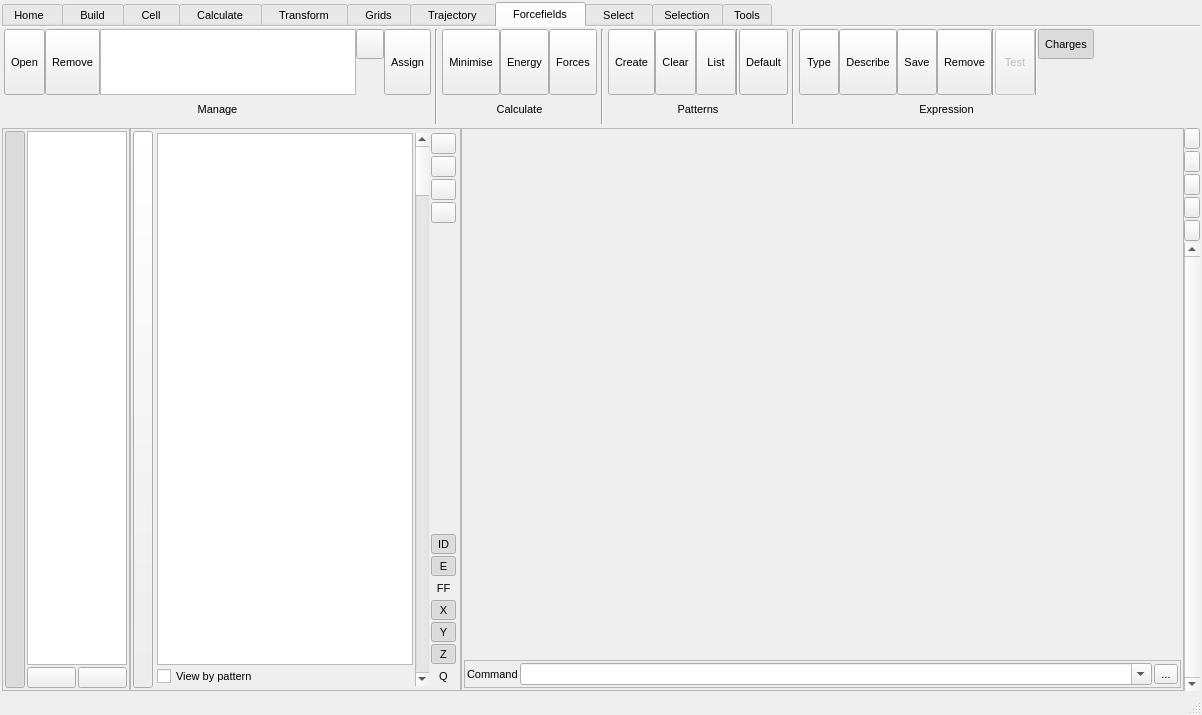
Above: src/gui/mainwindow.ui from trisyoungs/aten before the change. Below: the same form after it.
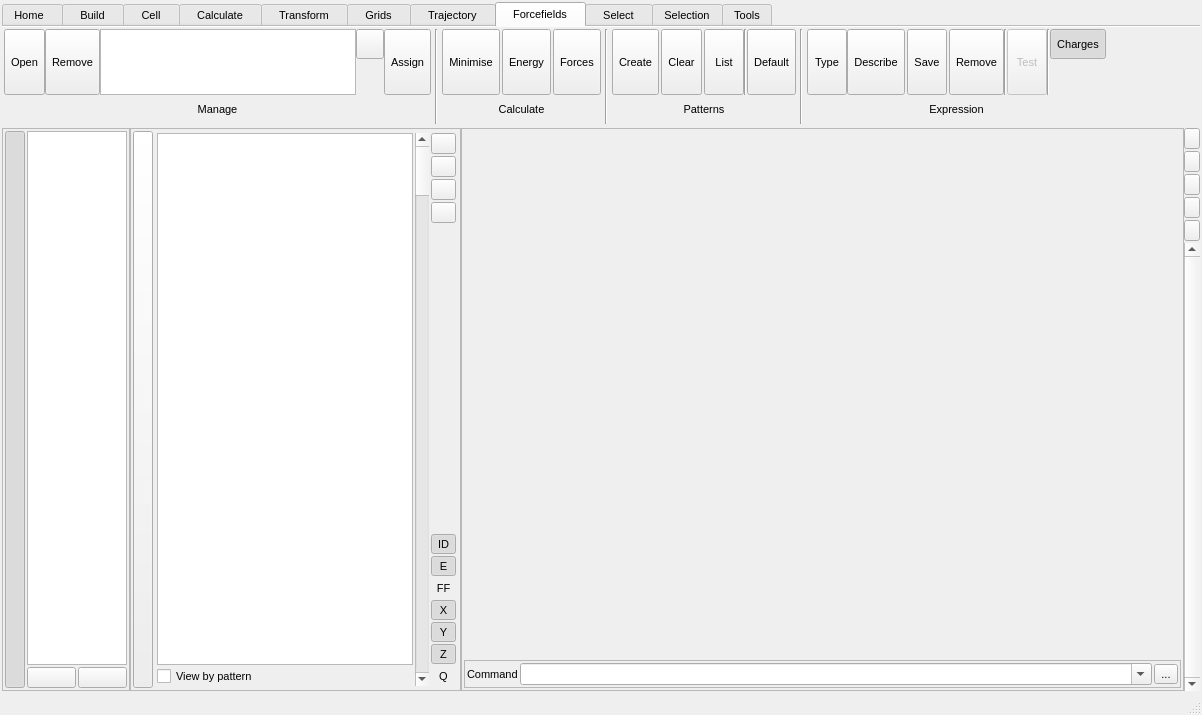
That is the form after the change. The open tabs and pages were chosen to show the change. Icons and pictures are not drawn. Custom widgets are drawn as their Qt base class.

Commit message: Improved dynamic layout of widgets.

```diff
--- a/src/gui/mainwindow.ui
+++ b/src/gui/mainwindow.ui
@@ -7037,7 +7037,35 @@
         </item>
         <item>
          <layout class="QGridLayout" name="gridLayout_23">
+          <item row="1" column="0" colspan="2">
+           <widget class="QLabel" name="label_38">
+            <property name="text">
+             <string>Calculate</string>
+            </property>
+            <property name="alignment">
+             <set>Qt::AlignCenter</set>
+            </property>
+           </widget>
+          </item>
           <item row="0" column="0">
+           <widget class="TDynamicWidget" name="widget_5" native="true">
+            <layout class="QHBoxLayout" name="horizontalLayout_15">
+             <property name="spacing">
+              <number>2</number>
+             </property>
+             <property name="leftMargin">
+              <number>0</number>
+             </property>
+             <property name="topMargin">
+              <number>0</number>
+             </property>
+             <property name="rightMargin">
+              <number>0</number>
+             </property>
+             <property name="bottomMargin">
+              <number>0</number>
+             </property>
+             <item>
            <widget class="TMenuButton" name="ForcefieldsCalculateMinimiseButton">
             <property name="sizePolicy">
              <sizepolicy hsizetype="Preferred" vsizetype="Fixed">
@@ -7095,65 +7123,7 @@
             </property>
            </widget>
           </item>
-          <item row="0" column="2">
-           <widget class="TMenuButton" name="ForcefieldsCalculateForcesButton">
-            <property name="sizePolicy">
-             <sizepolicy hsizetype="Preferred" vsizetype="Fixed">
-              <horstretch>0</horstretch>
-              <verstretch>0</verstretch>
-             </sizepolicy>
-            </property>
-            <property name="minimumSize">
-             <size>
-              <width>40</width>
-              <height>66</height>
-             </size>
-            </property>
-            <property name="maximumSize">
-             <size>
-              <width>128</width>
-              <height>66</height>
-             </size>
-            </property>
-            <property name="font">
-             <font>
-              <pointsize>8</pointsize>
-             </font>
-            </property>
-            <property name="toolTip">
-             <string>Calculate the current forces for the current model</string>
-            </property>
-            <property name="text">
-             <string>Forces</string>
-            </property>
-            <property name="icon">
-             <iconset resource="icons.qrc">
-              <normaloff>:/forcefield/icons/forcefield_forces.svg</normaloff>:/forcefield/icons/forcefield_forces.svg</iconset>
-            </property>
-            <property name="iconSize">
-             <size>
-              <width>30</width>
-              <height>30</height>
-             </size>
-            </property>
-            <property name="checkable">
-             <bool>true</bool>
-            </property>
-            <property name="checked">
-             <bool>false</bool>
-            </property>
-            <property name="autoExclusive">
-             <bool>false</bool>
-            </property>
-            <property name="toolButtonStyle">
-             <enum>Qt::ToolButtonTextUnderIcon</enum>
-            </property>
-            <property name="autoRaise">
-             <bool>false</bool>
-            </property>
-           </widget>
-          </item>
-          <item row="0" column="1">
+             <item>
            <widget class="TMenuButton" name="ForcefieldsCalculateEnergyButton">
             <property name="sizePolicy">
              <sizepolicy hsizetype="Preferred" vsizetype="Fixed">
@@ -7211,14 +7181,65 @@
             </property>
            </widget>
           </item>
-          <item row="1" column="0" colspan="3">
-           <widget class="QLabel" name="label_38">
+             <item>
+              <widget class="TMenuButton" name="ForcefieldsCalculateForcesButton">
+               <property name="sizePolicy">
+                <sizepolicy hsizetype="Preferred" vsizetype="Fixed">
+                 <horstretch>0</horstretch>
+                 <verstretch>0</verstretch>
+                </sizepolicy>
+               </property>
+               <property name="minimumSize">
+                <size>
+                 <width>40</width>
+                 <height>66</height>
+                </size>
+               </property>
+               <property name="maximumSize">
+                <size>
+                 <width>128</width>
+                 <height>66</height>
+                </size>
+               </property>
+               <property name="font">
+                <font>
+                 <pointsize>8</pointsize>
+                </font>
+               </property>
+               <property name="toolTip">
+                <string>Calculate the current forces for the current model</string>
+               </property>
             <property name="text">
-             <string>Calculate</string>
-            </property>
-            <property name="alignment">
-             <set>Qt::AlignCenter</set>
-            </property>
+                <string>Forces</string>
+               </property>
+               <property name="icon">
+                <iconset resource="icons.qrc">
+                 <normaloff>:/forcefield/icons/forcefield_forces.svg</normaloff>:/forcefield/icons/forcefield_forces.svg</iconset>
+               </property>
+               <property name="iconSize">
+                <size>
+                 <width>30</width>
+                 <height>30</height>
+                </size>
+               </property>
+               <property name="checkable">
+                <bool>true</bool>
+               </property>
+               <property name="checked">
+                <bool>false</bool>
+               </property>
+               <property name="autoExclusive">
+                <bool>false</bool>
+               </property>
+               <property name="toolButtonStyle">
+                <enum>Qt::ToolButtonTextUnderIcon</enum>
+               </property>
+               <property name="autoRaise">
+                <bool>false</bool>
+               </property>
+              </widget>
+             </item>
+            </layout>
            </widget>
           </item>
          </layout>
@@ -7232,65 +7253,7 @@
         </item>
         <item>
          <layout class="QGridLayout" name="gridLayout_21">
-          <item row="0" column="1">
-           <widget class="TMenuButton" name="ForcefieldsPatternsClearButton">
-            <property name="sizePolicy">
-             <sizepolicy hsizetype="Preferred" vsizetype="Fixed">
-              <horstretch>0</horstretch>
-              <verstretch>0</verstretch>
-             </sizepolicy>
-            </property>
-            <property name="minimumSize">
-             <size>
-              <width>40</width>
-              <height>66</height>
-             </size>
-            </property>
-            <property name="maximumSize">
-             <size>
-              <width>128</width>
-              <height>66</height>
-             </size>
-            </property>
-            <property name="font">
-             <font>
-              <pointsize>8</pointsize>
-             </font>
-            </property>
-            <property name="toolTip">
-             <string>Clear patterns from current model</string>
-            </property>
-            <property name="text">
-             <string>Clear</string>
-            </property>
-            <property name="icon">
-             <iconset resource="icons.qrc">
-              <normaloff>:/forcefield/icons/patterns_clear.svg</normaloff>:/forcefield/icons/patterns_clear.svg</iconset>
-            </property>
-            <property name="iconSize">
-             <size>
-              <width>30</width>
-              <height>30</height>
-             </size>
-            </property>
-            <property name="checkable">
-             <bool>false</bool>
-            </property>
-            <property name="checked">
-             <bool>false</bool>
-            </property>
-            <property name="autoExclusive">
-             <bool>false</bool>
-            </property>
-            <property name="toolButtonStyle">
-             <enum>Qt::ToolButtonTextUnderIcon</enum>
-            </property>
-            <property name="autoRaise">
-             <bool>false</bool>
-            </property>
-           </widget>
-          </item>
-          <item row="1" column="0" colspan="5">
+          <item row="1" column="0" colspan="3">
            <widget class="QLabel" name="label_34">
             <property name="text">
              <string>Patterns</string>
@@ -7300,7 +7263,90 @@
             </property>
            </widget>
           </item>
+          <item row="0" column="2">
+           <widget class="TMenuButton" name="ForcefieldsPatternsDefaultButton">
+            <property name="sizePolicy">
+             <sizepolicy hsizetype="Preferred" vsizetype="Fixed">
+              <horstretch>0</horstretch>
+              <verstretch>0</verstretch>
+             </sizepolicy>
+            </property>
+            <property name="minimumSize">
+             <size>
+              <width>40</width>
+              <height>66</height>
+             </size>
+            </property>
+            <property name="maximumSize">
+             <size>
+              <width>128</width>
+              <height>66</height>
+             </size>
+            </property>
+            <property name="font">
+             <font>
+              <pointsize>8</pointsize>
+             </font>
+            </property>
+            <property name="toolTip">
+             <string>Assign default pattern to current model</string>
+            </property>
+            <property name="text">
+             <string>Default</string>
+            </property>
+            <property name="icon">
+             <iconset resource="icons.qrc">
+              <normaloff>:/forcefield/icons/patterns_default.svg</normaloff>:/forcefield/icons/patterns_default.svg</iconset>
+            </property>
+            <property name="iconSize">
+             <size>
+              <width>30</width>
+              <height>30</height>
+             </size>
+            </property>
+            <property name="checkable">
+             <bool>true</bool>
+            </property>
+            <property name="checked">
+             <bool>false</bool>
+            </property>
+            <property name="autoExclusive">
+             <bool>false</bool>
+            </property>
+            <property name="toolButtonStyle">
+             <enum>Qt::ToolButtonTextUnderIcon</enum>
+            </property>
+            <property name="autoRaise">
+             <bool>false</bool>
+            </property>
+           </widget>
+          </item>
+          <item row="0" column="1">
+           <widget class="Line" name="line_15">
+            <property name="orientation">
+             <enum>Qt::Vertical</enum>
+            </property>
+           </widget>
+          </item>
           <item row="0" column="0">
+           <widget class="TDynamicWidget" name="widget_6" native="true">
+            <layout class="QHBoxLayout" name="horizontalLayout_19">
+             <property name="spacing">
+              <number>2</number>
+             </property>
+             <property name="leftMargin">
+              <number>0</number>
+             </property>
+             <property name="topMargin">
+              <number>0</number>
+             </property>
+             <property name="rightMargin">
+              <number>0</number>
+             </property>
+             <property name="bottomMargin">
+              <number>0</number>
+             </property>
+             <item>
            <widget class="TMenuButton" name="ForcefieldsPatternsCreateButton">
             <property name="sizePolicy">
              <sizepolicy hsizetype="Preferred" vsizetype="Fixed">
@@ -7358,7 +7404,65 @@
             </property>
            </widget>
           </item>
-          <item row="0" column="2">
+             <item>
+              <widget class="TMenuButton" name="ForcefieldsPatternsClearButton">
+               <property name="sizePolicy">
+                <sizepolicy hsizetype="Preferred" vsizetype="Fixed">
+                 <horstretch>0</horstretch>
+                 <verstretch>0</verstretch>
+                </sizepolicy>
+               </property>
+               <property name="minimumSize">
+                <size>
+                 <width>40</width>
+                 <height>66</height>
+                </size>
+               </property>
+               <property name="maximumSize">
+                <size>
+                 <width>128</width>
+                 <height>66</height>
+                </size>
+               </property>
+               <property name="font">
+                <font>
+                 <pointsize>8</pointsize>
+                </font>
+               </property>
+               <property name="toolTip">
+                <string>Clear patterns from current model</string>
+               </property>
+               <property name="text">
+                <string>Clear</string>
+               </property>
+               <property name="icon">
+                <iconset resource="icons.qrc">
+                 <normaloff>:/forcefield/icons/patterns_clear.svg</normaloff>:/forcefield/icons/patterns_clear.svg</iconset>
+               </property>
+               <property name="iconSize">
+                <size>
+                 <width>30</width>
+                 <height>30</height>
+                </size>
+               </property>
+               <property name="checkable">
+                <bool>false</bool>
+               </property>
+               <property name="checked">
+                <bool>false</bool>
+               </property>
+               <property name="autoExclusive">
+                <bool>false</bool>
+               </property>
+               <property name="toolButtonStyle">
+                <enum>Qt::ToolButtonTextUnderIcon</enum>
+               </property>
+               <property name="autoRaise">
+                <bool>false</bool>
+               </property>
+              </widget>
+             </item>
+             <item>
            <widget class="TMenuButton" name="ForcefieldsPatternsListButton">
             <property name="sizePolicy">
              <sizepolicy hsizetype="Preferred" vsizetype="Fixed">
@@ -7416,69 +7520,7 @@
             </property>
            </widget>
           </item>
-          <item row="0" column="4">
-           <widget class="TMenuButton" name="ForcefieldsPatternsDefaultButton">
-            <property name="sizePolicy">
-             <sizepolicy hsizetype="Preferred" vsizetype="Fixed">
-              <horstretch>0</horstretch>
-              <verstretch>0</verstretch>
-             </sizepolicy>
-            </property>
-            <property name="minimumSize">
-             <size>
-              <width>40</width>
-              <height>66</height>
-             </size>
-            </property>
-            <property name="maximumSize">
-             <size>
-              <width>128</width>
-              <height>66</height>
-             </size>
-            </property>
-            <property name="font">
-             <font>
-              <pointsize>8</pointsize>
-             </font>
-            </property>
-            <property name="toolTip">
-             <string>Assign default pattern to current model</string>
-            </property>
-            <property name="text">
-             <string>Default</string>
-            </property>
-            <property name="icon">
-             <iconset resource="icons.qrc">
-              <normaloff>:/forcefield/icons/patterns_default.svg</normaloff>:/forcefield/icons/patterns_default.svg</iconset>
-            </property>
-            <property name="iconSize">
-             <size>
-              <width>30</width>
-              <height>30</height>
-             </size>
-            </property>
-            <property name="checkable">
-             <bool>true</bool>
-            </property>
-            <property name="checked">
-             <bool>false</bool>
-            </property>
-            <property name="autoExclusive">
-             <bool>false</bool>
-            </property>
-            <property name="toolButtonStyle">
-             <enum>Qt::ToolButtonTextUnderIcon</enum>
-            </property>
-            <property name="autoRaise">
-             <bool>false</bool>
-            </property>
-           </widget>
-          </item>
-          <item row="0" column="3">
-           <widget class="Line" name="line_15">
-            <property name="orientation">
-             <enum>Qt::Vertical</enum>
-            </property>
+            </layout>
            </widget>
           </item>
          </layout>
@@ -7492,7 +7534,7 @@
         </item>
         <item>
          <layout class="QGridLayout" name="gridLayout_22">
-          <item row="2" column="0" colspan="8">
+          <item row="2" column="0" colspan="6">
            <widget class="QLabel" name="label_36">
             <property name="text">
              <string>Expression</string>
@@ -7560,130 +7602,14 @@
             </property>
            </widget>
           </item>
-          <item row="0" column="1" rowspan="2">
-           <widget class="TMenuButton" name="ForcefieldsExpressionDescribeButton">
-            <property name="sizePolicy">
-             <sizepolicy hsizetype="Preferred" vsizetype="Fixed">
-              <horstretch>0</horstretch>
-              <verstretch>0</verstretch>
-             </sizepolicy>
-            </property>
-            <property name="minimumSize">
-             <size>
-              <width>40</width>
-              <height>66</height>
-             </size>
-            </property>
-            <property name="maximumSize">
-             <size>
-              <width>128</width>
-              <height>66</height>
-             </size>
-            </property>
-            <property name="font">
-             <font>
-              <pointsize>8</pointsize>
-             </font>
-            </property>
-            <property name="toolTip">
-             <string>Create a full energy expression for the current model</string>
-            </property>
-            <property name="text">
-             <string>Describe</string>
-            </property>
-            <property name="icon">
-             <iconset resource="icons.qrc">
-              <normaloff>:/expression/icons/expression_describe.svg</normaloff>:/expression/icons/expression_describe.svg</iconset>
-            </property>
-            <property name="iconSize">
-             <size>
-              <width>30</width>
-              <height>30</height>
-             </size>
-            </property>
-            <property name="checkable">
-             <bool>false</bool>
-            </property>
-            <property name="checked">
-             <bool>false</bool>
-            </property>
-            <property name="autoExclusive">
-             <bool>false</bool>
-            </property>
-            <property name="toolButtonStyle">
-             <enum>Qt::ToolButtonTextUnderIcon</enum>
-            </property>
-            <property name="autoRaise">
-             <bool>false</bool>
-            </property>
-           </widget>
-          </item>
-          <item row="0" column="3" rowspan="2">
-           <widget class="TMenuButton" name="ForcefieldsExpressionRemoveButton">
-            <property name="sizePolicy">
-             <sizepolicy hsizetype="Preferred" vsizetype="Fixed">
-              <horstretch>0</horstretch>
-              <verstretch>0</verstretch>
-             </sizepolicy>
-            </property>
-            <property name="minimumSize">
-             <size>
-              <width>40</width>
-              <height>66</height>
-             </size>
-            </property>
-            <property name="maximumSize">
-             <size>
-              <width>128</width>
-              <height>66</height>
-             </size>
-            </property>
-            <property name="font">
-             <font>
-              <pointsize>8</pointsize>
-             </font>
-            </property>
-            <property name="toolTip">
-             <string>Clear the expression for the current model</string>
-            </property>
-            <property name="text">
-             <string>Remove</string>
-            </property>
-            <property name="icon">
-             <iconset resource="icons.qrc">
-              <normaloff>:/expression/icons/expression_remove.svg</normaloff>:/expression/icons/expression_remove.svg</iconset>
-            </property>
-            <property name="iconSize">
-             <size>
-              <width>30</width>
-              <height>30</height>
-             </size>
-            </property>
-            <property name="checkable">
-             <bool>false</bool>
-            </property>
-            <property name="checked">
-             <bool>false</bool>
-            </property>
-            <property name="autoExclusive">
-             <bool>false</bool>
-            </property>
-            <property name="toolButtonStyle">
-             <enum>Qt::ToolButtonTextUnderIcon</enum>
-            </property>
-            <property name="autoRaise">
-             <bool>false</bool>
-            </property>
-           </widget>
-          </item>
-          <item row="0" column="6" rowspan="2">
+          <item row="0" column="4" rowspan="2">
            <widget class="Line" name="line_35">
             <property name="orientation">
              <enum>Qt::Vertical</enum>
             </property>
            </widget>
           </item>
-          <item row="0" column="5" rowspan="2">
+          <item row="0" column="3" rowspan="2">
            <widget class="TMenuButton" name="ForcefieldsExpressionTestButton">
             <property name="enabled">
              <bool>false</bool>
@@ -7740,72 +7666,14 @@
             </property>
            </widget>
           </item>
-          <item row="0" column="4" rowspan="2">
+          <item row="0" column="2" rowspan="2">
            <widget class="Line" name="line_38">
             <property name="orientation">
              <enum>Qt::Vertical</enum>
             </property>
            </widget>
           </item>
-          <item row="0" column="2" rowspan="2">
-           <widget class="TMenuButton" name="ForcefieldsExpressionSaveButton">
-            <property name="sizePolicy">
-             <sizepolicy hsizetype="Preferred" vsizetype="Fixed">
-              <horstretch>0</horstretch>
-              <verstretch>0</verstretch>
-             </sizepolicy>
-            </property>
-            <property name="minimumSize">
-             <size>
-              <width>40</width>
-              <height>66</height>
-             </size>
-            </property>
-            <property name="maximumSize">
-             <size>
-              <width>128</width>
-              <height>128</height>
-             </size>
-            </property>
-            <property name="font">
-             <font>
-              <pointsize>8</pointsize>
-             </font>
-            </property>
-            <property name="toolTip">
-             <string>Export the current model's forcefield expression</string>
-            </property>
-            <property name="text">
-             <string>Save</string>
-            </property>
-            <property name="icon">
-             <iconset resource="icons.qrc">
-              <normaloff>:/expression/icons/expression_save.svg</normaloff>:/expression/icons/expression_save.svg</iconset>
-            </property>
-            <property name="iconSize">
-             <size>
-              <width>30</width>
-              <height>30</height>
-             </size>
-            </property>
-            <property name="checkable">
-             <bool>false</bool>
-            </property>
-            <property name="checked">
-             <bool>false</bool>
-            </property>
-            <property name="autoExclusive">
-             <bool>false</bool>
-            </property>
-            <property name="toolButtonStyle">
-             <enum>Qt::ToolButtonTextUnderIcon</enum>
-            </property>
-            <property name="autoRaise">
-             <bool>false</bool>
-            </property>
-           </widget>
-          </item>
-          <item row="0" column="7">
+          <item row="0" column="5">
            <widget class="QToolButton" name="ForcefieldsExpressionChargesButton">
             <property name="minimumSize">
              <size>
@@ -7846,6 +7714,201 @@
             </property>
            </widget>
           </item>
+          <item row="0" column="1" rowspan="2">
+           <widget class="TDynamicWidget" name="widget_7" native="true">
+            <layout class="QHBoxLayout" name="horizontalLayout_23">
+             <property name="spacing">
+              <number>2</number>
+             </property>
+             <property name="leftMargin">
+              <number>0</number>
+             </property>
+             <property name="topMargin">
+              <number>0</number>
+             </property>
+             <property name="rightMargin">
+              <number>0</number>
+             </property>
+             <property name="bottomMargin">
+              <number>0</number>
+             </property>
+             <item>
+              <widget class="TMenuButton" name="ForcefieldsExpressionDescribeButton">
+               <property name="sizePolicy">
+                <sizepolicy hsizetype="Preferred" vsizetype="Fixed">
+                 <horstretch>0</horstretch>
+                 <verstretch>0</verstretch>
+                </sizepolicy>
+               </property>
+               <property name="minimumSize">
+                <size>
+                 <width>40</width>
+                 <height>66</height>
+                </size>
+               </property>
+               <property name="maximumSize">
+                <size>
+                 <width>128</width>
+                 <height>66</height>
+                </size>
+               </property>
+               <property name="font">
+                <font>
+                 <pointsize>8</pointsize>
+                </font>
+               </property>
+               <property name="toolTip">
+                <string>Create a full energy expression for the current model</string>
+               </property>
+               <property name="text">
+                <string>Describe</string>
+               </property>
+               <property name="icon">
+                <iconset resource="icons.qrc">
+                 <normaloff>:/expression/icons/expression_describe.svg</normaloff>:/expression/icons/expression_describe.svg</iconset>
+               </property>
+               <property name="iconSize">
+                <size>
+                 <width>30</width>
+                 <height>30</height>
+                </size>
+               </property>
+               <property name="checkable">
+                <bool>false</bool>
+               </property>
+               <property name="checked">
+                <bool>false</bool>
+               </property>
+               <property name="autoExclusive">
+                <bool>false</bool>
+               </property>
+               <property name="toolButtonStyle">
+                <enum>Qt::ToolButtonTextUnderIcon</enum>
+               </property>
+               <property name="autoRaise">
+                <bool>false</bool>
+               </property>
+              </widget>
+             </item>
+             <item>
+              <widget class="TMenuButton" name="ForcefieldsExpressionSaveButton">
+               <property name="sizePolicy">
+                <sizepolicy hsizetype="Preferred" vsizetype="Fixed">
+                 <horstretch>0</horstretch>
+                 <verstretch>0</verstretch>
+                </sizepolicy>
+               </property>
+               <property name="minimumSize">
+                <size>
+                 <width>40</width>
+                 <height>66</height>
+                </size>
+               </property>
+               <property name="maximumSize">
+                <size>
+                 <width>128</width>
+                 <height>66</height>
+                </size>
+               </property>
+               <property name="font">
+                <font>
+                 <pointsize>8</pointsize>
+                </font>
+               </property>
+               <property name="toolTip">
+                <string>Export the current model's forcefield expression</string>
+               </property>
+               <property name="text">
+                <string>Save</string>
+               </property>
+               <property name="icon">
+                <iconset resource="icons.qrc">
+                 <normaloff>:/expression/icons/expression_save.svg</normaloff>:/expression/icons/expression_save.svg</iconset>
+               </property>
+               <property name="iconSize">
+                <size>
+                 <width>30</width>
+                 <height>30</height>
+                </size>
+               </property>
+               <property name="checkable">
+                <bool>false</bool>
+               </property>
+               <property name="checked">
+                <bool>false</bool>
+               </property>
+               <property name="autoExclusive">
+                <bool>false</bool>
+               </property>
+               <property name="toolButtonStyle">
+                <enum>Qt::ToolButtonTextUnderIcon</enum>
+               </property>
+               <property name="autoRaise">
+                <bool>false</bool>
+               </property>
+              </widget>
+             </item>
+             <item>
+              <widget class="TMenuButton" name="ForcefieldsExpressionRemoveButton">
+               <property name="sizePolicy">
+                <sizepolicy hsizetype="Preferred" vsizetype="Fixed">
+                 <horstretch>0</horstretch>
+                 <verstretch>0</verstretch>
+                </sizepolicy>
+               </property>
+               <property name="minimumSize">
+                <size>
+                 <width>40</width>
+                 <height>66</height>
+                </size>
+               </property>
+               <property name="maximumSize">
+                <size>
+                 <width>128</width>
+                 <height>66</height>
+                </size>
+               </property>
+               <property name="font">
+                <font>
+                 <pointsize>8</pointsize>
+                </font>
+               </property>
+               <property name="toolTip">
+                <string>Clear the expression for the current model</string>
+               </property>
+               <property name="text">
+                <string>Remove</string>
+               </property>
+               <property name="icon">
+                <iconset resource="icons.qrc">
+                 <normaloff>:/expression/icons/expression_remove.svg</normaloff>:/expression/icons/expression_remove.svg</iconset>
+               </property>
+               <property name="iconSize">
+                <size>
+                 <width>30</width>
+                 <height>30</height>
+                </size>
+               </property>
+               <property name="checkable">
+                <bool>false</bool>
+               </property>
+               <property name="checked">
+                <bool>false</bool>
+               </property>
+               <property name="autoExclusive">
+                <bool>false</bool>
+               </property>
+               <property name="toolButtonStyle">
+                <enum>Qt::ToolButtonTextUnderIcon</enum>
+               </property>
+               <property name="autoRaise">
+                <bool>false</bool>
+               </property>
+              </widget>
+             </item>
+            </layout>
+           </widget>
+          </item>
          </layout>
         </item>
         <item>
```
Left out of the diff: 1122 changed lines with no effect on the pictures. Lines whose indentation alone changed are shown as unchanged. The commit also changes 6 other files.
